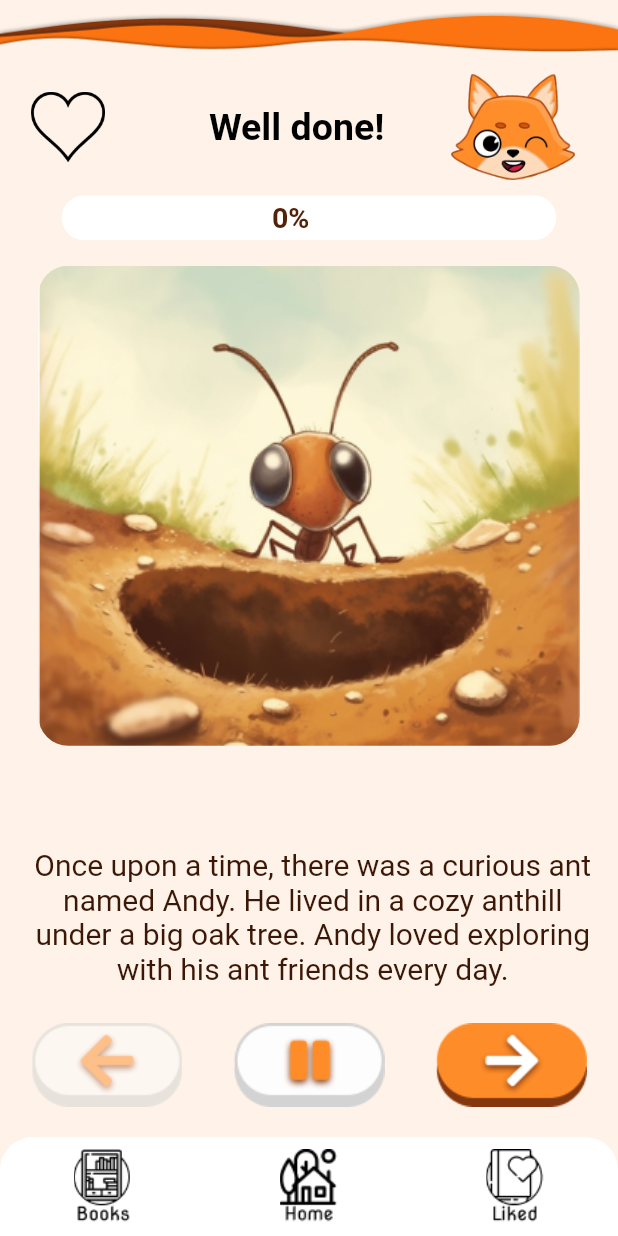
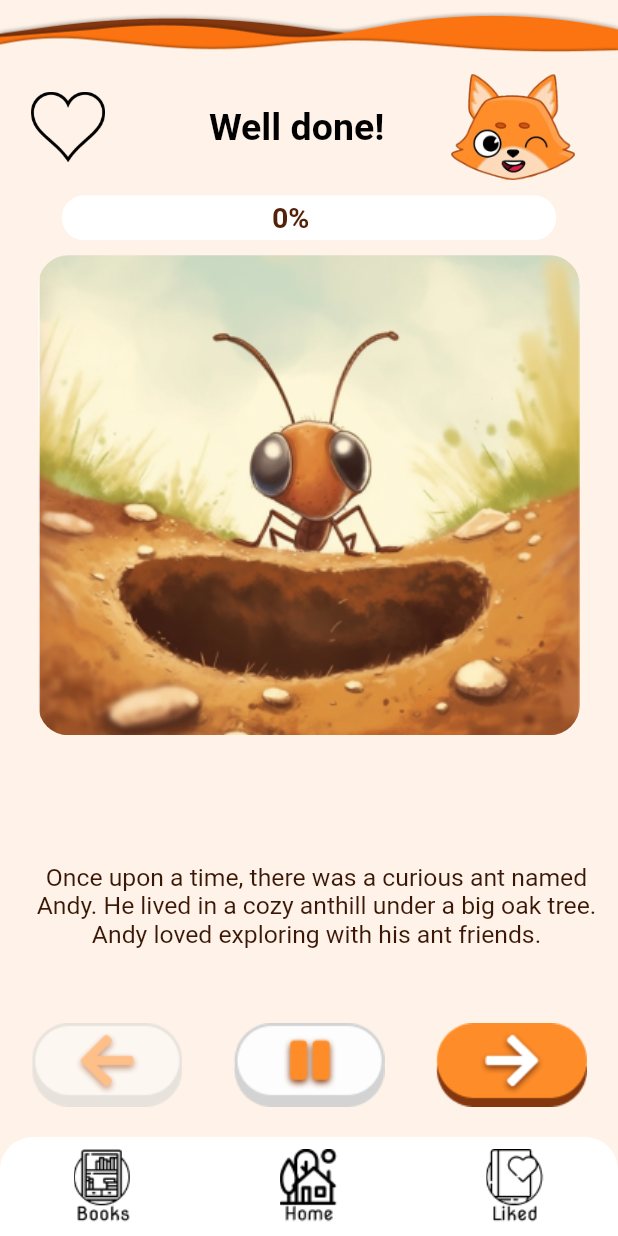
Before and after one commit to COS301-SE-2023/AI-Generated-Children-s-Stories, a Flutter app: the InsideStory screen opened by its route, on a phone screen of 412 x 824 dp. Run offline on Flutter 3.47's test engine with Material 2 defaults, Android fonts, the phone set to English and light mode, and no system bars; our stand-ins replace carousel_slider; generated files the repository leaves out were written again; Roboto replaces fonts that are missing (NotoSerif).

Commit message:
text width dependant on device aspect ratio

```diff
--- a/lib/inside_story.dart
+++ b/lib/inside_story.dart
@@ -12,7 +12,7 @@ class InsideStory extends StatefulWidget {
   List<String> messages = ["Well done!", "Almost there!", "Way to go!"];
 
   List<String> storyText = [
-    "Once upon a time, there was a curious ant named Andy. He lived in a cozy anthill under a big oak tree. Andy loved exploring with his ant friends every day.",
+    "Once upon a time, there was a curious ant named Andy. He lived in a cozy anthill under a big oak tree. Andy loved exploring with his ant friends.",
     "One sunny morning, Andy found a shiny golden key. He didn't know where it came from or what it unloc, ked, but he was determined to find out.",
     "Carrying the key, Andy went on an exciting journey through tall grass, up branches, and across a tiny stream. Finally, he discovered a huge rock with door.",
     "Andy turned the key in the keyhole, and the door opened, revealing a hidden chamber. Inside, there was delicious food."
@@ -119,7 +119,7 @@ class _InsideStoryState extends State<InsideStory> {
                )
             ],
           ),
-          Expanded(
+          SizedBox(
             child: Padding(
               padding: EdgeInsets.only(
                   left: MediaQuery.of(context).size.width * 0.05,
@@ -145,16 +145,24 @@ class _InsideStoryState extends State<InsideStory> {
               ),
             ),
           ),
+          Expanded(
+            child: Column(
+              mainAxisAlignment: MainAxisAlignment.center,
+              children: [
                 Padding(
                     padding: const EdgeInsets.only(
-                  top: 10, left: 15, right: 10, bottom: 10),
+                        top: 0, left: 20, right: 10, bottom: 0),
                     child: Text(
                         textAlign: TextAlign.center,
                         widget.storyText[storyIndex],
-                  style: const TextStyle(
-                    fontSize: 20,
+                        textScaleFactor: 1.1,
+                        style: TextStyle(
                           color: Color.fromARGB(255, 58, 23, 6),
+                          fontSize: (1- MediaQuery.sizeOf(context).aspectRatio) * 30,
                         ))),
+              ],
+            ),
+          ),
           Padding(
             padding: EdgeInsets.only(
                 bottom: 20,
```
Lines whose indentation alone changed are shown as unchanged.
